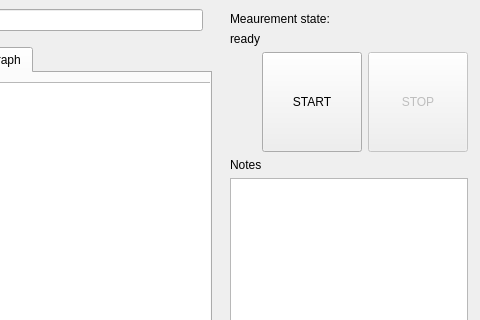
Old version of the form src/main/resources/base/design.ui in the repository OndrejPistora/thymos-loader; both pictures show x 372 to 852 and y 0 to 320 of the 852 by 782 pixel window.
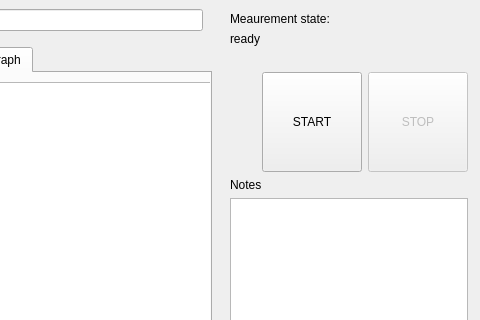
New version of the form. The open tabs and pages were chosen to show the change. Custom widgets are drawn as their Qt base class.

Diff of the .ui file:
```diff
--- a/src/main/resources/base/design.ui
+++ b/src/main/resources/base/design.ui
@@ -1371,6 +1371,13 @@
                       </property>
                      </widget>
                     </item>
+                    <item>
+                     <widget class="QLabel" name="lMeasurementState2">
+                      <property name="text">
+                       <string/>
+                      </property>
+                     </widget>
+                    </item>
                     <item>
                      <widget class="QFrame" name="frame">
                       <layout class="QHBoxLayout" name="horizontalLayout_6">
```
Left out of the diff: 2 changed lines with no effect on the pictures.
